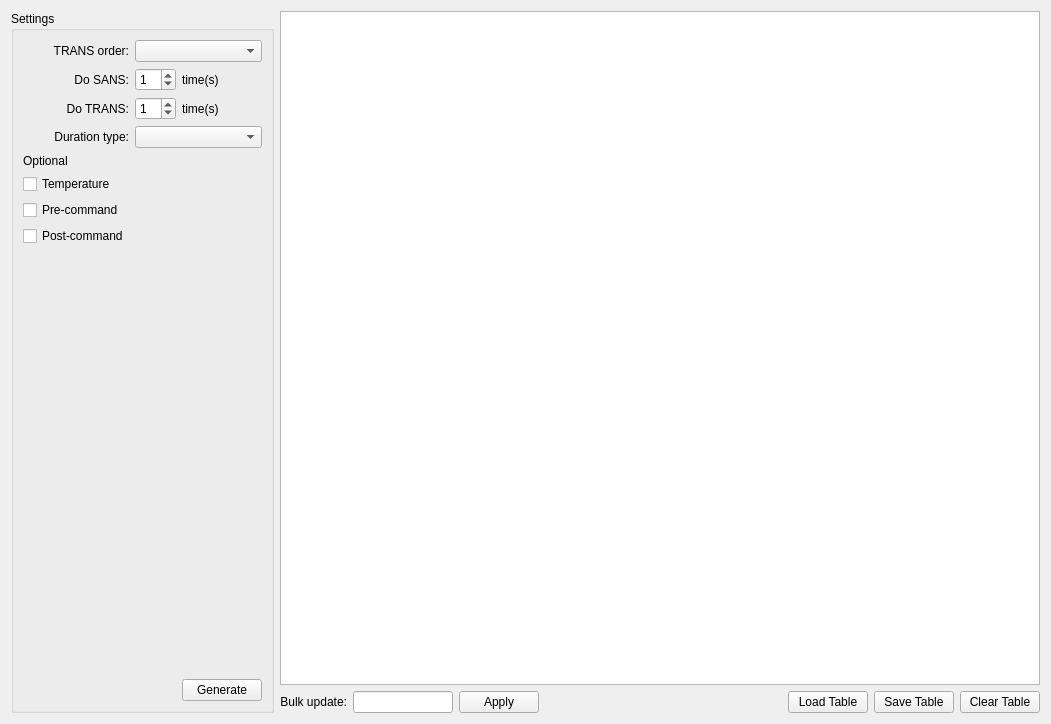
mlz-ictrl/nicos, file nicos_ess/loki/gui/ui_files/loki_scriptbuilder.ui: the form before one commit.
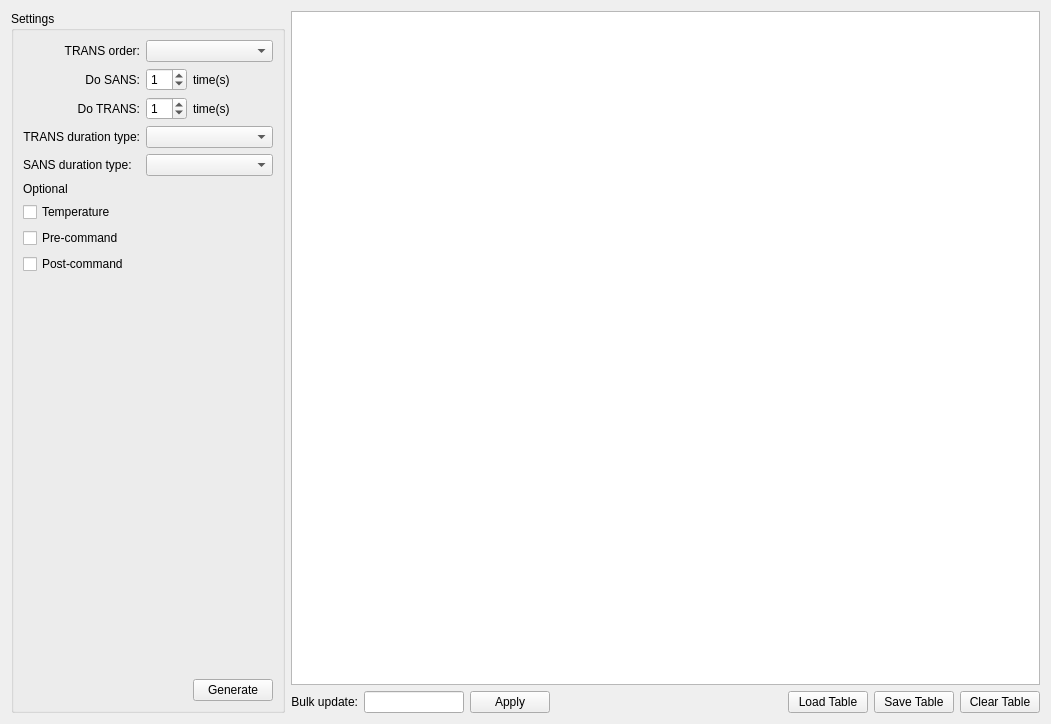
The form after the commit.

Commit message: Basic mechanism for changing the SANS duration column title in place

What changed in the file:
```diff
--- a/nicos_ess/loki/gui/ui_files/loki_scriptbuilder.ui
+++ b/nicos_ess/loki/gui/ui_files/loki_scriptbuilder.ui
@@ -69,7 +69,7 @@
         </property>
        </widget>
       </item>
-      <item row="6" column="0">
+      <item row="7" column="0">
        <widget class="QCheckBox" name="chkShowTempColumn">
         <property name="text">
          <string>Temperature</string>
@@ -102,7 +102,7 @@
         </property>
        </widget>
       </item>
-      <item row="9" column="1">
+      <item row="10" column="1">
        <spacer name="verticalSpacer">
         <property name="orientation">
          <enum>Qt::Vertical</enum>
@@ -115,7 +115,7 @@
         </property>
        </spacer>
       </item>
-      <item row="7" column="0">
+      <item row="8" column="0">
        <widget class="QCheckBox" name="chkShowPreCommand">
         <property name="text">
          <string>Pre-command</string>
@@ -129,17 +129,24 @@
         </property>
        </widget>
       </item>
+      <item row="9" column="0">
+       <widget class="QCheckBox" name="chkShowPostCommand">
+        <property name="text">
+         <string>Post-command</string>
+        </property>
+       </widget>
+      </item>
       <item row="3" column="0">
        <widget class="QLabel" name="label_7">
         <property name="text">
-         <string>Duration type:</string>
+         <string>TRANS duration type:</string>
         </property>
         <property name="alignment">
          <set>Qt::AlignRight|Qt::AlignTrailing|Qt::AlignVCenter</set>
         </property>
        </widget>
       </item>
-      <item row="4" column="0">
+      <item row="5" column="0">
        <widget class="QLabel" name="label_6">
         <property name="text">
          <string>Optional</string>
@@ -149,7 +156,7 @@
       <item row="3" column="1" colspan="2">
        <widget class="QComboBox" name="comboDurationType"/>
       </item>
-      <item row="10" column="2">
+      <item row="11" column="2">
        <widget class="QPushButton" name="pushButton">
         <property name="text">
          <string>Generate</string>
@@ -169,13 +176,16 @@
         </property>
        </widget>
       </item>
-      <item row="8" column="0">
-       <widget class="QCheckBox" name="chkShowPostCommand">
+      <item row="4" column="0">
+       <widget class="QLabel" name="label_9">
         <property name="text">
-         <string>Post-command</string>
+         <string>SANS duration type:</string>
         </property>
        </widget>
       </item>
+      <item row="4" column="1" colspan="2">
+       <widget class="QComboBox" name="comboSansDurationType"/>
+      </item>
      </layout>
     </widget>
    </item>
```
Left out of the diff: 2 changed lines with no effect on the pictures. The commit also changes 1 other file.
